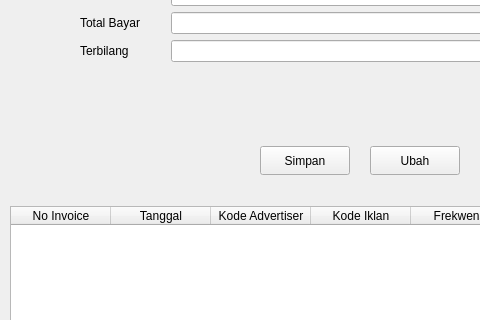
Before: the Qt Designer form formBiayaiklan.ui in rendra05/periklanan, drawn with Qt 5; both pictures show x 0 to 480 and y 264 to 584 of the 627 by 682 pixel window.
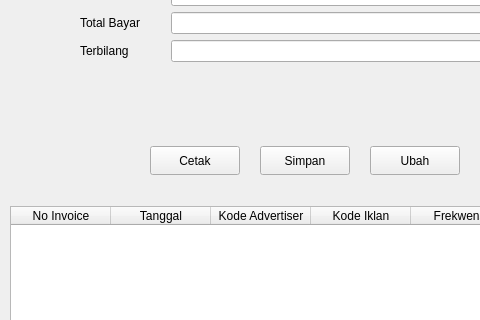
After: the same form once the commit is applied.

Commit message: menambahkan tombol cetak dan perbaikan

Patch:
```diff
--- a/formBiayaiklan.ui
+++ b/formBiayaiklan.ui
@@ -222,6 +222,19 @@
     </property>
    </column>
   </widget>
+  <widget class="QPushButton" name="cetakButton">
+   <property name="geometry">
+    <rect>
+     <x>150</x>
+     <y>410</y>
+     <width>90</width>
+     <height>29</height>
+    </rect>
+   </property>
+   <property name="text">
+    <string>Cetak</string>
+   </property>
+  </widget>
  </widget>
  <resources/>
  <connections/>
```
The commit also changes 11 other files.
